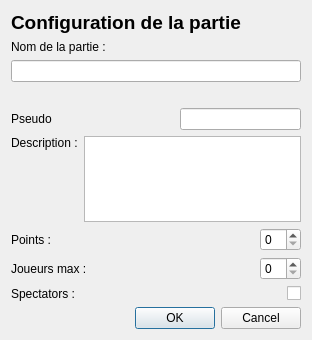
Above: warhole/gameconfiguratordialog.ui from kaosphere/Warhole before the change. Below: the same form after it.
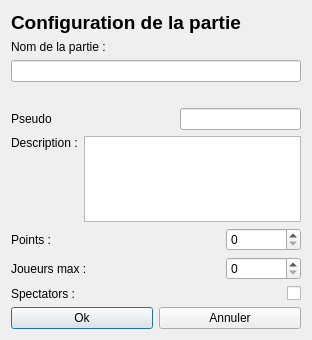
That is the form after the change.

Commit message: Add dialog to connect to server

```diff
--- a/warhole/gameconfiguratordialog.ui
+++ b/warhole/gameconfiguratordialog.ui
@@ -13,8 +13,6 @@
   <property name="windowTitle">
    <string>Dialog</string>
   </property>
-  <layout class="QHBoxLayout" name="horizontalLayout_6">
-   <item>
     <layout class="QVBoxLayout" name="verticalLayout_2">
      <item>
       <widget class="QLabel" name="label">
@@ -47,7 +45,7 @@
        </property>
        <property name="sizeHint" stdset="0">
         <size>
-         <width>40</width>
+       <width>291</width>
          <height>20</height>
         </size>
        </property>
@@ -147,7 +145,17 @@
         </spacer>
        </item>
        <item>
-        <widget class="QSpinBox" name="spinBoxPts"/>
+      <widget class="QSpinBox" name="spinBoxPts">
+       <property name="minimumSize">
+        <size>
+         <width>75</width>
+         <height>0</height>
+        </size>
+       </property>
+       <property name="maximum">
+        <number>10000</number>
+       </property>
+      </widget>
        </item>
       </layout>
      </item>
@@ -174,7 +182,17 @@
         </spacer>
        </item>
        <item>
-        <widget class="QSpinBox" name="spinBoxPlayerNb"/>
+      <widget class="QSpinBox" name="spinBoxPlayerNb">
+       <property name="minimumSize">
+        <size>
+         <width>75</width>
+         <height>0</height>
+        </size>
+       </property>
+       <property name="maximum">
+        <number>99</number>
+       </property>
+      </widget>
        </item>
       </layout>
      </item>
@@ -203,12 +221,18 @@
       </layout>
      </item>
      <item>
-      <widget class="QDialogButtonBox" name="buttonBox">
-       <property name="orientation">
-        <enum>Qt::Horizontal</enum>
+    <layout class="QHBoxLayout" name="horizontalLayout_6">
+     <item>
+      <widget class="QPushButton" name="pushButton">
+       <property name="text">
+        <string>Ok</string>
        </property>
-       <property name="standardButtons">
-        <set>QDialogButtonBox::Cancel|QDialogButtonBox::Ok</set>
+      </widget>
+     </item>
+     <item>
+      <widget class="QPushButton" name="pushButton_2">
+       <property name="text">
+        <string>Annuler</string>
        </property>
       </widget>
      </item>
```
Left out of the diff: 35 changed lines with no effect on the pictures. Lines whose indentation alone changed are shown as unchanged. The commit also changes 8 other files.
